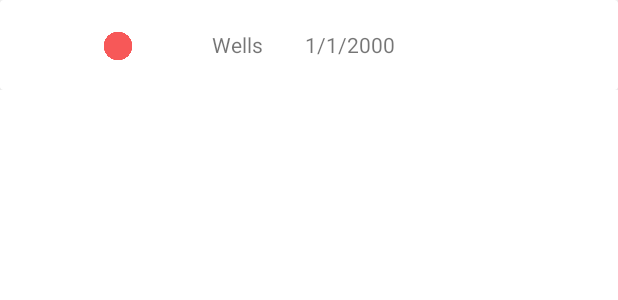
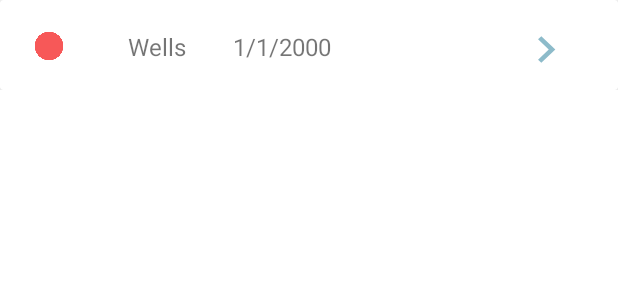
Before and after one commit to lukemjohnston/VeinView, an Android app: the layout my_record.xml on its own in the app's theme, with its tools: preview values and no code run, on a phone screen of 412 x 824 dp. Shown: the top 300 px of the screen. Run offline under Robolectric (Android 15) with nearby library versions, the phone set to English and light mode, and no system bars; Roboto replaces fonts that are not available here.

Commit message:
Records UI update

```diff
--- /dev/null
+++ b/app/src/main/res/drawable/ic_baseline_keyboard_arrow_right_24.xml
@@ -0,0 +1,5 @@
+<vector android:height="35dp" android:tint="#8DBBCA"
+    android:viewportHeight="24" android:viewportWidth="24"
+    android:width="37dp" xmlns:android="http://schemas.android.com/apk/res/android">
+    <path android:fillColor="@android:color/white" android:pathData="M8.59,16.59L13.17,12 8.59,7.41 10,6l6,6 -6,6 -1.41,-1.41z"/>
+</vector>
--- a/app/src/main/res/layout/my_record.xml
+++ b/app/src/main/res/layout/my_record.xml
@@ -19,31 +19,44 @@
                 android:id="@+id/risk"
                 android:layout_width="45dp"
                 android:layout_height="45dp"
-                android:layout_marginStart="56dp"
+                android:layout_marginStart="10dp"
                 android:layout_marginTop="8dp"
                 app:layout_constraintStart_toStartOf="parent"
                 app:layout_constraintTop_toTopOf="parent"
                 app:srcCompat="@drawable/red_dot" />
 
             <TextView
+                android:id="@+id/test"
+                android:layout_width="60dp"
+                android:layout_height="wrap_content"
+                android:layout_marginStart="30dp"
+                android:layout_marginTop="20dp"
+                android:textSize="16sp"
+                android:text="Wells"
+                app:layout_constraintStart_toEndOf="@+id/risk"
+                app:layout_constraintTop_toTopOf="parent" />
+            <TextView
                 android:id="@+id/date"
-                android:layout_width="wrap_content"
+                android:layout_width="100dp"
                 android:layout_height="wrap_content"
-                android:layout_marginStart="28dp"
+                android:layout_marginStart="10dp"
                 android:layout_marginTop="20dp"
                 android:text="1/1/2000"
+                android:textSize="16sp"
                 app:layout_constraintStart_toEndOf="@+id/test"
                 app:layout_constraintTop_toTopOf="parent" />
 
-            <TextView
-                android:id="@+id/test"
+            <ImageButton
+                android:id="@+id/details"
                 android:layout_width="wrap_content"
                 android:layout_height="wrap_content"
-                android:layout_marginStart="40dp"
-                android:layout_marginTop="20dp"
-                android:text="Wells"
-                app:layout_constraintStart_toEndOf="@+id/risk"
-                app:layout_constraintTop_toTopOf="parent" />
+                android:layout_marginStart="90dp"
+                android:layout_marginTop="15dp"
+                android:background="@null"
+                android:src="@drawable/ic_baseline_keyboard_arrow_right_24"
+                app:layout_constraintStart_toEndOf="@+id/date"
+                app:layout_constraintTop_toTopOf="parent"
+                tools:ignore="TouchTargetSizeCheck" />
 
         </androidx.constraintlayout.widget.ConstraintLayout>
     </androidx.cardview.widget.CardView>
```
Also changed, not shown: app/src/main/arrow-playstore.png (added).
